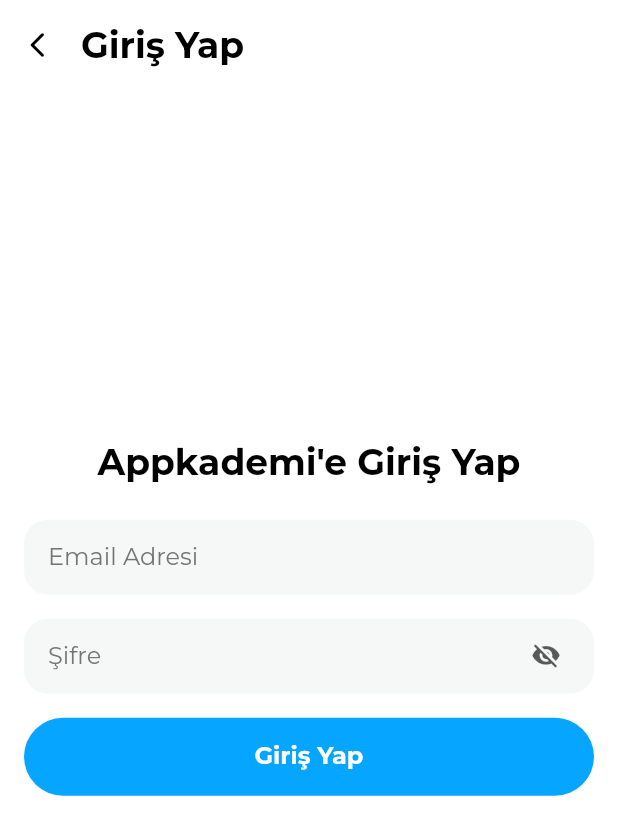
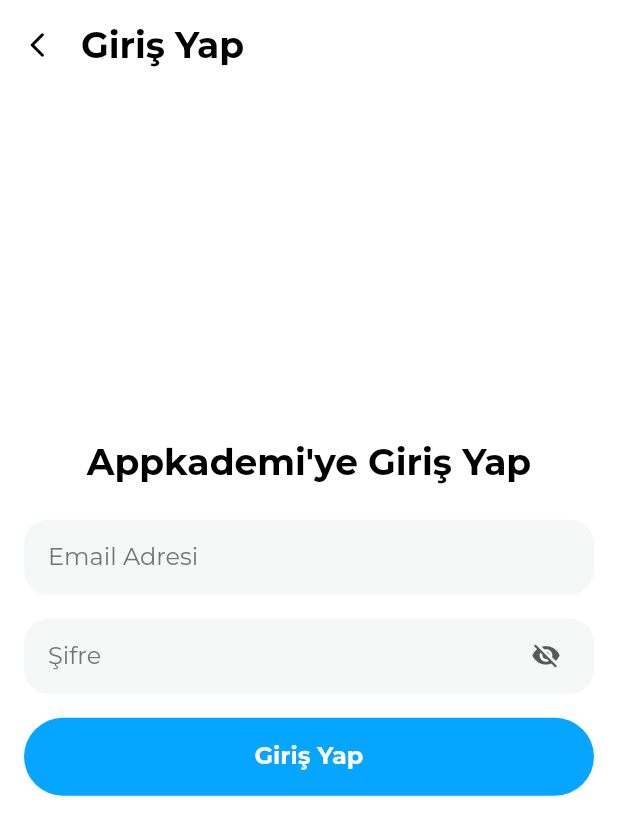
Before and after one commit to emresoysuren/akademi-etkinlik, a Flutter app: the LoginPage widget shown alone on an empty page, opened directly, on a phone screen of 412 x 824 dp. Shown: the top 835 px of the screen. Run offline on Flutter 3.47's test engine with Material 2 defaults, Android fonts, the phone set to English and light mode, and no system bars; our stand-ins replace cloud_firestore, firebase_auth, firebase_core, flutter_rating_bar, flutter_riverpod, flutter_svg and 3 more; missing offline and left inert: draggable_menu, omni_datetime_picker; accounts and stored records are empty.

Commit message:
added sliding text

```diff
--- a/lib/pages/auth/login.dart
+++ b/lib/pages/auth/login.dart
@@ -46,7 +46,7 @@
                 mainAxisAlignment: MainAxisAlignment.center,
                 children: [
                   const Text(
-                    "${Config.title}'e Giriş Yap",
+                    "${Config.title}'ye Giriş Yap",
                     style: TextStyle(
                       fontSize: 24,
                       fontWeight: FontWeight.bold,
--- a/lib/widgets/appbar.dart
+++ b/lib/widgets/appbar.dart
@@ -1,6 +1,7 @@
 import 'package:akademi_etkinlik/config/config.dart';
 import 'package:akademi_etkinlik/widgets/buttons/single_button.dart';
 import 'package:flutter/material.dart';
+import 'package:marquee/marquee.dart';
 
 class Bar extends StatelessWidget {
   final String title;
@@ -53,12 +54,28 @@
                   children: [
                     Expanded(
                       child: subTitle == null
+                          ? title.length < 17
                               ? Text(
                                   title,
                                   style: TextStyle(
                                     color: color ?? ColorPalette.primaryText,
                                     fontWeight: FontWeight.bold,
                                     fontSize: fontSize ?? 24,
+                                  ),
+                                )
+                              : SizedBox(
+                                  height: 60,
+                                  child: Marquee(
+                                    text: title,
+                                    fadingEdgeEndFraction: 0.36,
+                                    fadingEdgeStartFraction: 0.36,
+                                    blankSpace: 36,
+                                    velocity: 28,
+                                    style: TextStyle(
+                                      color: color ?? ColorPalette.primaryText,
+                                      fontWeight: FontWeight.bold,
+                                      fontSize: fontSize ?? 24,
+                                    ),
                                   ),
                                 )
                           : Column(
```
Lines whose indentation alone changed are shown as unchanged.
